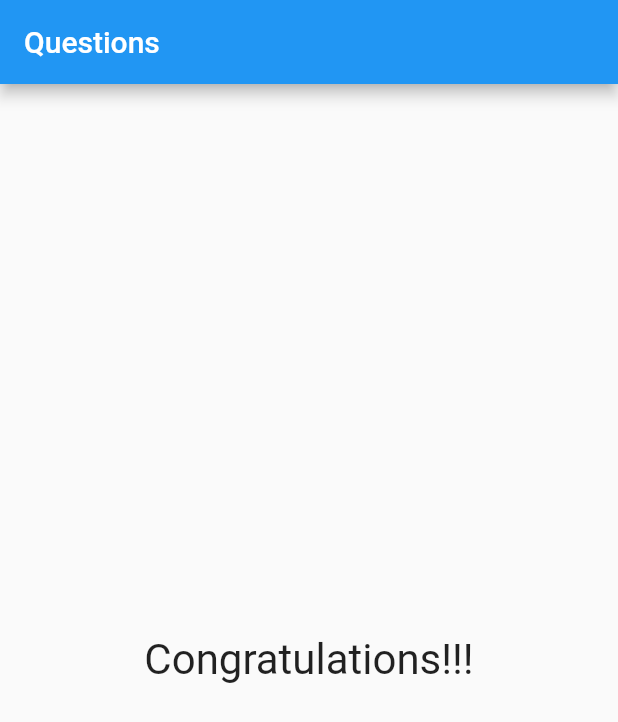
After one commit to IsmaelCardoso/fundamentals_flutter_quiz_exemple, a Flutter app: the screen it shows after launch, after a tap on "Black", after a tap on "Cobra", after a tap on "Léo", on a phone screen of 412 x 824 dp. The commit adds this screen. Shown: the top 722 px of the screen. Run offline on Flutter 3.47's test engine with Material 2 defaults, Android fonts, the phone set to English and light mode, and no system bars.

Commit message:
chore(result): created new componest result

```diff
--- a/lib/main.dart
+++ b/lib/main.dart
@@ -2,6 +2,7 @@ import 'package:flutter/material.dart';
 
 import './question.dart';
 import './answer.dart';
+import './result.dart';
 
 main() => runApp(QuestionApp());
 
@@ -53,11 +54,7 @@ class _QuestionAppState extends State<QuestionApp> {
                       .toList(),
                 ],
               )
-            : Center(
-                child: Text(
-                "Congratulations!!!",
-                style: TextStyle(fontSize: 28),
-              )),
+            : Result("Congratulations!!!"),
       ),
     );
   }
--- /dev/null
+++ b/lib/result.dart
@@ -0,0 +1,16 @@
+import 'package:flutter/material.dart';
+
+class Result extends StatelessWidget {
+  final String text;
+
+  Result(this.text);
+
+  @override
+  Widget build(BuildContext context) {
+    return Center(
+        child: Text(
+      text,
+      style: TextStyle(fontSize: 28),
+    ));
+  }
+}
```
